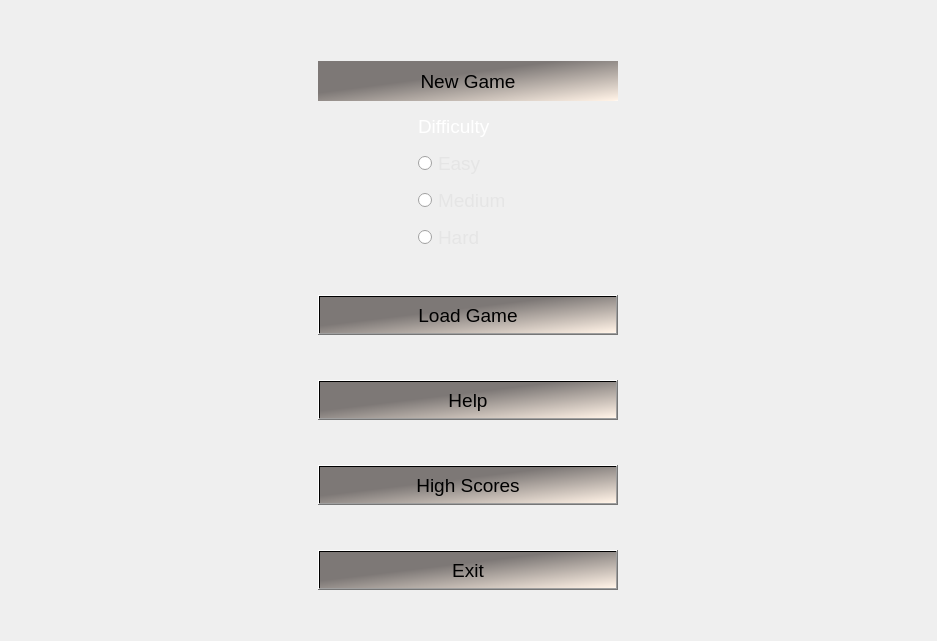
Old version of the form mainwindow.ui in the repository DomtronVox/space-factory.
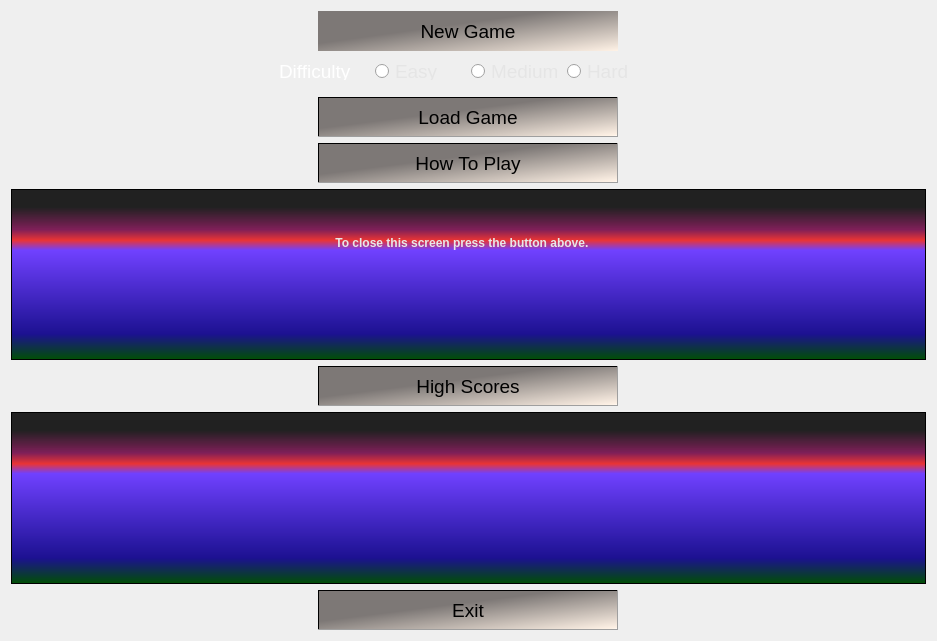
New version of the form. Icons and pictures are not drawn.

Commit message: Did a bunch of work on Main Menu. * layed down basic code needed for highscore and how to play screens. ** We need to implement model as a singlton class before we can finish implementing the highscore screen. ** The How To Play screen needs to be filled with information as we get functionality implemented. * Disabled automaticly showing GameWindow.

What changed in the file:
```diff
--- a/mainwindow.ui
+++ b/mainwindow.ui
@@ -39,22 +39,34 @@
    </property>
    <layout class="QVBoxLayout" name="verticalLayout">
     <item>
-     <widget class="QGroupBox" name="virtNewGameBox">
+     <widget class="QGroupBox" name="boxNewGameGroup">
       <property name="maximumSize">
        <size>
         <width>16777215</width>
-        <height>200</height>
+        <height>100</height>
        </size>
       </property>
       <property name="styleSheet">
-       <string notr="true">border: 0px;</string>
+       <string notr="true">border:0px;</string>
       </property>
       <layout class="QVBoxLayout" name="layoutNewGame">
+       <property name="spacing">
+        <number>0</number>
+       </property>
        <property name="sizeConstraint">
         <enum>QLayout::SetMinimumSize</enum>
        </property>
+       <property name="leftMargin">
+        <number>0</number>
+       </property>
+       <property name="topMargin">
+        <number>0</number>
+       </property>
+       <property name="rightMargin">
+        <number>0</number>
+       </property>
        <property name="bottomMargin">
-        <number>1</number>
+        <number>0</number>
        </property>
        <item alignment="Qt::AlignHCenter">
         <widget class="QPushButton" name="btnNewGame">
@@ -79,6 +91,7 @@
          </property>
          <property name="styleSheet">
           <string notr="true">background-color: qlineargradient(spread:pad, x1:0, y1:0, x2:1, y2:1, stop:0.4 rgba(125, 120, 118, 255), stop:0.984211 rgba(255, 242, 230, 255), stop:1 rgba(255, 255, 255, 255));
+margin:-1px;
 </string>
          </property>
          <property name="text">
@@ -87,6 +100,15 @@
         </widget>
        </item>
        <item alignment="Qt::AlignHCenter">
+        <widget class="QGroupBox" name="boxDifficultySetting">
+         <property name="maximumSize">
+          <size>
+           <width>400</width>
+           <height>40</height>
+          </size>
+         </property>
+         <layout class="QHBoxLayout" name="horizontalLayout">
+          <item>
         <widget class="QLabel" name="lblDifficulty">
          <property name="minimumSize">
           <size>
@@ -96,7 +118,7 @@
          </property>
          <property name="maximumSize">
           <size>
-           <width>100</width>
+              <width>300</width>
            <height>40</height>
           </size>
          </property>
@@ -113,8 +135,8 @@
          </property>
         </widget>
        </item>
-       <item alignment="Qt::AlignHCenter">
-        <widget class="QRadioButton" name="radioButton_2">
+          <item>
+           <widget class="QRadioButton" name="rdoEasy">
          <property name="minimumSize">
           <size>
            <width>100</width>
@@ -137,8 +159,8 @@
          </property>
         </widget>
        </item>
-       <item alignment="Qt::AlignHCenter|Qt::AlignVCenter">
-        <widget class="QRadioButton" name="radioButton_3">
+          <item>
+           <widget class="QRadioButton" name="rdoMedium">
          <property name="minimumSize">
           <size>
            <width>100</width>
@@ -161,8 +183,8 @@
          </property>
         </widget>
        </item>
-       <item alignment="Qt::AlignHCenter">
-        <widget class="QRadioButton" name="radioButton">
+          <item>
+           <widget class="QRadioButton" name="rdoHard">
          <property name="minimumSize">
           <size>
            <width>100</width>
@@ -188,6 +210,9 @@
       </layout>
      </widget>
     </item>
+      </layout>
+     </widget>
+    </item>
     <item alignment="Qt::AlignHCenter">
      <widget class="QPushButton" name="btnLoadGame">
       <property name="minimumSize">
@@ -210,7 +235,9 @@
        </font>
       </property>
       <property name="styleSheet">
-       <string notr="true">background-color: qlineargradient(spread:pad, x1:0, y1:0, x2:1, y2:1, stop:0.4 rgba(125, 120, 118, 255), stop:0.984211 rgba(255, 242, 230, 255), stop:1 rgba(255, 255, 255, 255));</string>
+       <string notr="true">background-color: qlineargradient(spread:pad, x1:0, y1:0, x2:1, y2:1, stop:0.4 rgba(125, 120, 118, 255), stop:0.984211 rgba(255, 242, 230, 255), stop:1 rgba(255, 255, 255, 255));
+margin:-1px;
+</string>
       </property>
       <property name="text">
        <string>Load Game</string>
@@ -239,15 +266,37 @@
        </font>
       </property>
       <property name="styleSheet">
-       <string notr="true">background-color: qlineargradient(spread:pad, x1:0, y1:0, x2:1, y2:1, stop:0.4 rgba(125, 120, 118, 255), stop:0.984211 rgba(255, 242, 230, 255), stop:1 rgba(255, 255, 255, 255));</string>
+       <string notr="true">background-color: qlineargradient(spread:pad, x1:0, y1:0, x2:1, y2:1, stop:0.4 rgba(125, 120, 118, 255), stop:0.984211 rgba(255, 242, 230, 255), stop:1 rgba(255, 255, 255, 255));
+margin:-1px;
+</string>
       </property>
       <property name="text">
-       <string>Help</string>
+       <string>How To Play</string>
+      </property>
+      <property name="checkable">
+       <bool>true</bool>
+      </property>
+     </widget>
+    </item>
+    <item>
+     <widget class="QTextBrowser" name="brwHelp">
+      <property name="styleSheet">
+       <string notr="true">background-color: qlineargradient(spread:pad, x1:0, y1:1, x2:0, y2:0, stop:0 rgba(0, 81, 0, 255), stop:0.152632 rgba(28, 17, 145, 255), stop:0.642105 rgba(112, 65, 255, 255), stop:0.7 rgba(234, 52, 52, 255), stop:0.763158 rgba(126, 31, 88, 255), stop:0.894737 rgba(0, 0, 0, 220));</string>
+      </property>
+      <property name="html">
+       <string>&lt;!DOCTYPE HTML PUBLIC &quot;-//W3C//DTD HTML 4.0//EN&quot; &quot;http://www.w3.org/TR/REC-html40/strict.dtd&quot;&gt;
+&lt;html&gt;&lt;head&gt;&lt;meta name=&quot;qrichtext&quot; content=&quot;1&quot; /&gt;&lt;style type=&quot;text/css&quot;&gt;
+p, li { white-space: pre-wrap; }
+&lt;/style&gt;&lt;/head&gt;&lt;body style=&quot; font-family:'Sans Serif'; font-size:9pt; font-weight:400; font-style:normal;&quot;&gt;
+&lt;p style=&quot; margin-top:0px; margin-bottom:0px; margin-left:0px; margin-right:0px; -qt-block-indent:0; text-indent:0px;&quot;&gt;&lt;span style=&quot; color:#e8e8e8;&quot;&gt;    &lt;/span&gt;&lt;/p&gt;
+&lt;p style=&quot; margin-top:0px; margin-bottom:0px; margin-left:0px; margin-right:0px; -qt-block-indent:0; text-indent:0px;&quot;&gt;&lt;span style=&quot; color:#e8e8e8;&quot;&gt;    &lt;/span&gt;&lt;/p&gt;
+&lt;p style=&quot; margin-top:0px; margin-bottom:0px; margin-left:0px; margin-right:0px; -qt-block-indent:0; text-indent:0px;&quot;&gt;&lt;span style=&quot; color:#e8e8e8;&quot;&gt;         &lt;/span&gt;&lt;/p&gt;
+&lt;p align=&quot;center&quot; style=&quot; margin-top:0px; margin-bottom:0px; margin-left:0px; margin-right:0px; -qt-block-indent:0; text-indent:0px;&quot;&gt;&lt;span style=&quot; font-weight:600; color:#e8e8e8;&quot;&gt;To close this screen press the button above.&lt;/span&gt;&lt;span style=&quot; color:#e8e8e8;&quot;&gt;    &lt;/span&gt;&lt;/p&gt;&lt;/body&gt;&lt;/html&gt;</string>
       </property>
      </widget>
     </item>
     <item alignment="Qt::AlignHCenter">
-     <widget class="QPushButton" name="btnHighscores">
+     <widget class="QPushButton" name="btnScores">
       <property name="minimumSize">
        <size>
         <width>300</width>
@@ -268,11 +317,23 @@
        </font>
       </property>
       <property name="styleSheet">
-       <string notr="true">background-color: qlineargradient(spread:pad, x1:0, y1:0, x2:1, y2:1, stop:0.4 rgba(125, 120, 118, 255), stop:0.984211 rgba(255, 242, 230, 255), stop:1 rgba(255, 255, 255, 255));</string>
+       <string notr="true">background-color: qlineargradient(spread:pad, x1:0, y1:0, x2:1, y2:1, stop:0.4 rgba(125, 120, 118, 255), stop:0.984211 rgba(255, 242, 230, 255), stop:1 rgba(255, 255, 255, 255));
+margin:-1px;
+</string>
       </property>
       <property name="text">
        <string>High Scores</string>
       </property>
+      <property name="checkable">
+       <bool>true</bool>
+      </property>
+     </widget>
+    </item>
+    <item>
+     <widget class="QListWidget" name="lstScores">
+      <property name="styleSheet">
+       <string notr="true">background-color: qlineargradient(spread:pad, x1:0, y1:1, x2:0, y2:0, stop:0 rgba(0, 81, 0, 255), stop:0.152632 rgba(28, 17, 145, 255), stop:0.642105 rgba(112, 65, 255, 255), stop:0.7 rgba(234, 52, 52, 255), stop:0.763158 rgba(126, 31, 88, 255), stop:0.894737 rgba(0, 0, 0, 220));</string>
+      </property>
      </widget>
     </item>
     <item alignment="Qt::AlignHCenter">
@@ -297,7 +358,9 @@
        </font>
       </property>
       <property name="styleSheet">
-       <string notr="true">background-color: qlineargradient(spread:pad, x1:0, y1:0, x2:1, y2:1, stop:0.4 rgba(125, 120, 118, 255), stop:0.984211 rgba(255, 242, 230, 255), stop:1 rgba(255, 255, 255, 255));</string>
+       <string notr="true">background-color: qlineargradient(spread:pad, x1:0, y1:0, x2:1, y2:1, stop:0.4 rgba(125, 120, 118, 255), stop:0.984211 rgba(255, 242, 230, 255), stop:1 rgba(255, 255, 255, 255));
+margin:-1px;
+</string>
       </property>
       <property name="text">
        <string>Exit</string>
```
Lines whose indentation alone changed are shown as unchanged. The commit also changes 4 other files.
